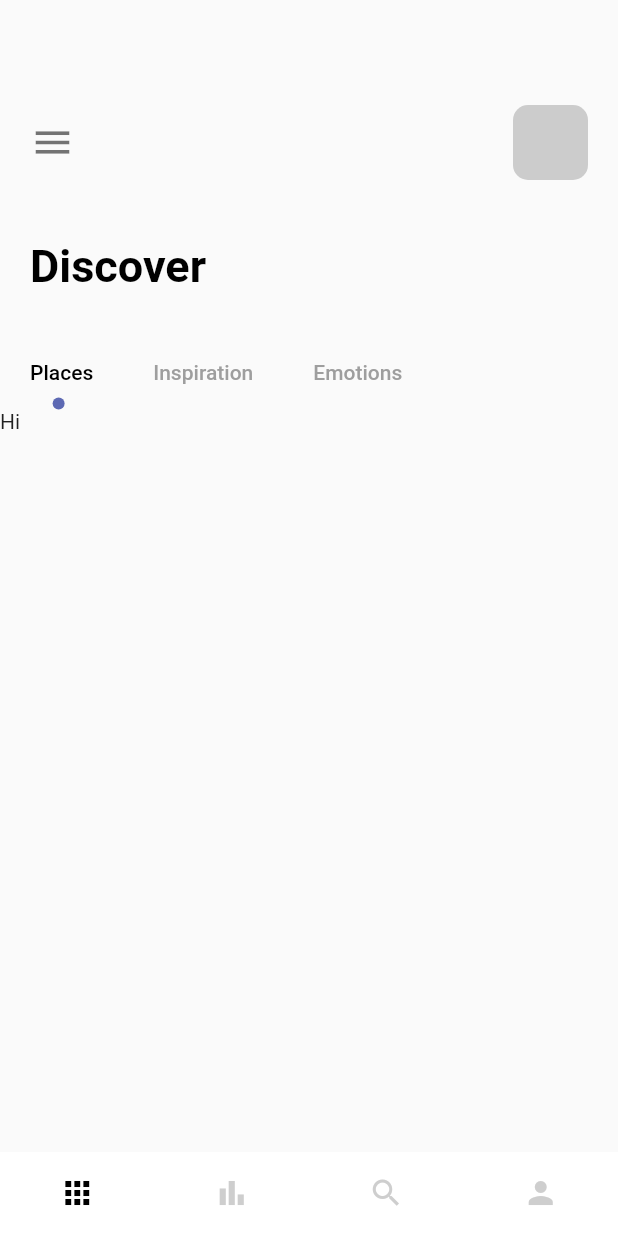
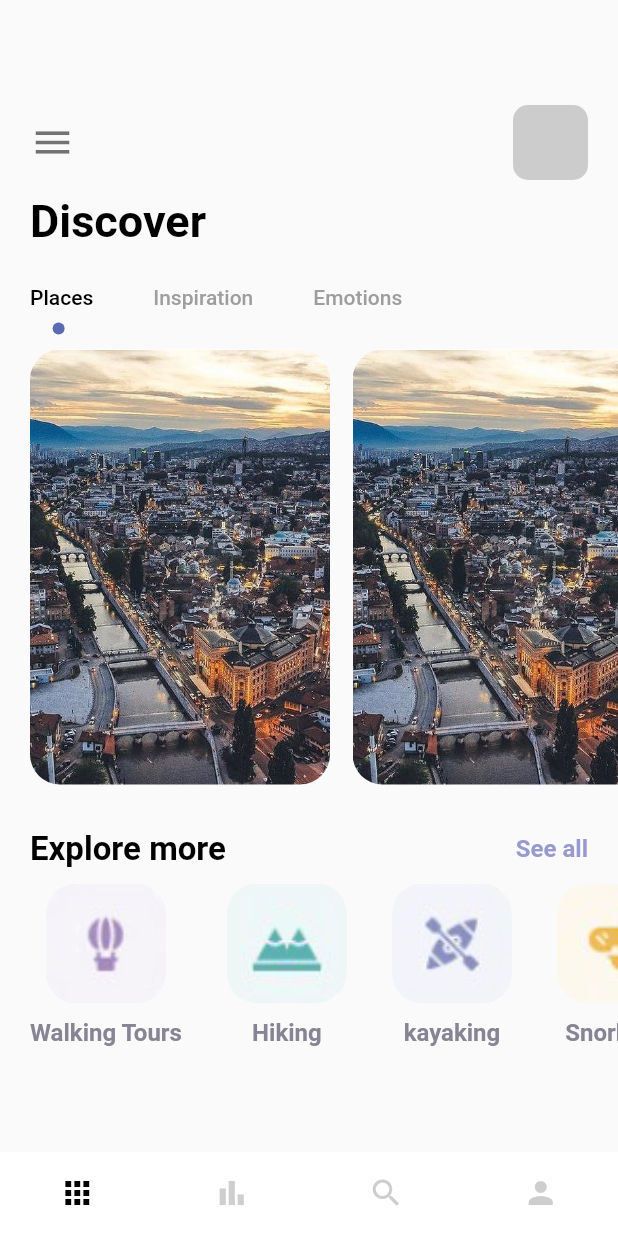
Before and after one commit to taydinadnan/cubitstate, a Flutter app: the MainPage screen opened directly, on a phone screen of 412 x 824 dp. Run offline on Flutter 3.47's test engine with Material 2 defaults, Android fonts, the phone set to English and light mode, and no system bars.

Commit message:
home page design

```diff
--- a/lib/main.dart
+++ b/lib/main.dart
@@ -1,5 +1,4 @@
 import 'package:cubitstate/nav_pages/main_page.dart';
-import 'package:cubitstate/pages/welcome_page.dart';
 import 'package:flutter/material.dart';
 
 void main() {
@@ -26,7 +25,7 @@ class MyApp extends StatelessWidget {
         // is not restarted.
         primarySwatch: Colors.blue,
       ),
-      home: WelcomePage(),
+      home: MainPage(),
     );
   }
 }
--- a/lib/nav_pages/home_page.dart
+++ b/lib/nav_pages/home_page.dart
@@ -1,5 +1,6 @@
 import 'package:cubitstate/colors.dart';
 import 'package:cubitstate/widgets/app_large_text.dart';
+import 'package:cubitstate/widgets/app_text.dart';
 import 'package:flutter/material.dart';
 
 class HomePage extends StatefulWidget {
@@ -10,6 +11,13 @@ class HomePage extends StatefulWidget {
 }
 
 class _HomePageState extends State<HomePage> with TickerProviderStateMixin {
+  var images = {
+    'balloning.png': 'Walking Tours',
+    'hiking.png': 'Hiking',
+    'kayaking.png': 'kayaking',
+    'snorkling.png': 'Snorkling',
+  };
+
   @override
   Widget build(BuildContext context) {
     TabController _tabController = TabController(length: 3, vsync: this);
@@ -37,13 +45,13 @@ class _HomePageState extends State<HomePage> with TickerProviderStateMixin {
               ],
             ),
           ),
-          const SizedBox(height: 40),
+          const SizedBox(height: 10),
           //Discover Text
           Padding(
             padding: const EdgeInsets.only(left: 20),
             child: AppLargeText(text: 'Discover'),
           ),
-          const SizedBox(height: 30),
+          const SizedBox(height: 10),
           //Tab bar
           Container(
             child: Align(
@@ -66,17 +74,89 @@ class _HomePageState extends State<HomePage> with TickerProviderStateMixin {
             ),
           ),
           Container(
+            padding: const EdgeInsets.only(left: 20),
             height: 300,
             width: double.maxFinite,
             child: TabBarView(
               controller: _tabController,
-              children: const [
-                Text('Hi'),
+              children: [
+                ListView.builder(
+                  itemCount: 3,
+                  scrollDirection: Axis.horizontal,
+                  itemBuilder: (BuildContext context, int index) {
+                    return Container(
+                      margin: const EdgeInsets.only(right: 15, top: 10),
+                      width: 200,
+                      height: 300,
+                      decoration: BoxDecoration(
+                        borderRadius: BorderRadius.circular(20),
+                        color: Colors.white,
+                        image: DecorationImage(
+                            image: AssetImage('images/sarajevo2.jpg'),
+                            fit: BoxFit.cover),
+                      ),
+                    );
+                  },
+                ),
                 Text('There'),
                 Text('Bye'),
               ],
             ),
           ),
+          const SizedBox(height: 30),
+          Container(
+            margin: const EdgeInsets.only(left: 20, right: 20),
+            child: Row(
+              mainAxisAlignment: MainAxisAlignment.spaceBetween,
+              children: [
+                AppLargeText(
+                  text: 'Explore more',
+                  size: 22,
+                ),
+                AppText(
+                  text: 'See all',
+                  color: AppColors.textColor1,
+                ),
+              ],
+            ),
+          ),
+          const SizedBox(height: 10),
+          Container(
+            height: 120,
+            width: double.maxFinite,
+            margin: const EdgeInsets.only(left: 20),
+            child: ListView.builder(
+                scrollDirection: Axis.horizontal,
+                itemCount: 4,
+                itemBuilder: (_, index) {
+                  return Container(
+                    margin: const EdgeInsets.only(right: 30),
+                    child: Column(
+                      children: [
+                        Container(
+                          width: 80,
+                          height: 80,
+                          decoration: BoxDecoration(
+                            borderRadius: BorderRadius.circular(20),
+                            color: Colors.white,
+                            image: DecorationImage(
+                                image: AssetImage(
+                                    'images/' + images.keys.elementAt(index)),
+                                fit: BoxFit.cover),
+                          ),
+                        ),
+                        const SizedBox(height: 10),
+                        Container(
+                          child: AppText(
+                            text: images.values.elementAt(index),
+                            color: AppColors.textColor2,
+                          ),
+                        )
+                      ],
+                    ),
+                  );
+                }),
+          )
         ],
       ),
     );
```
